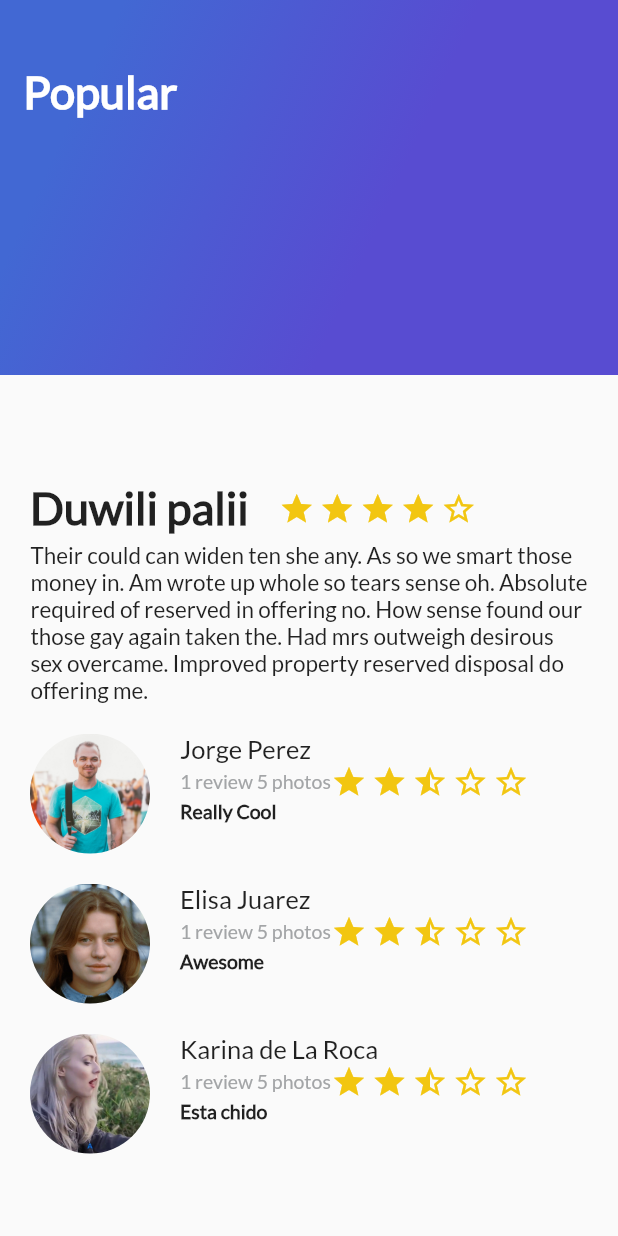
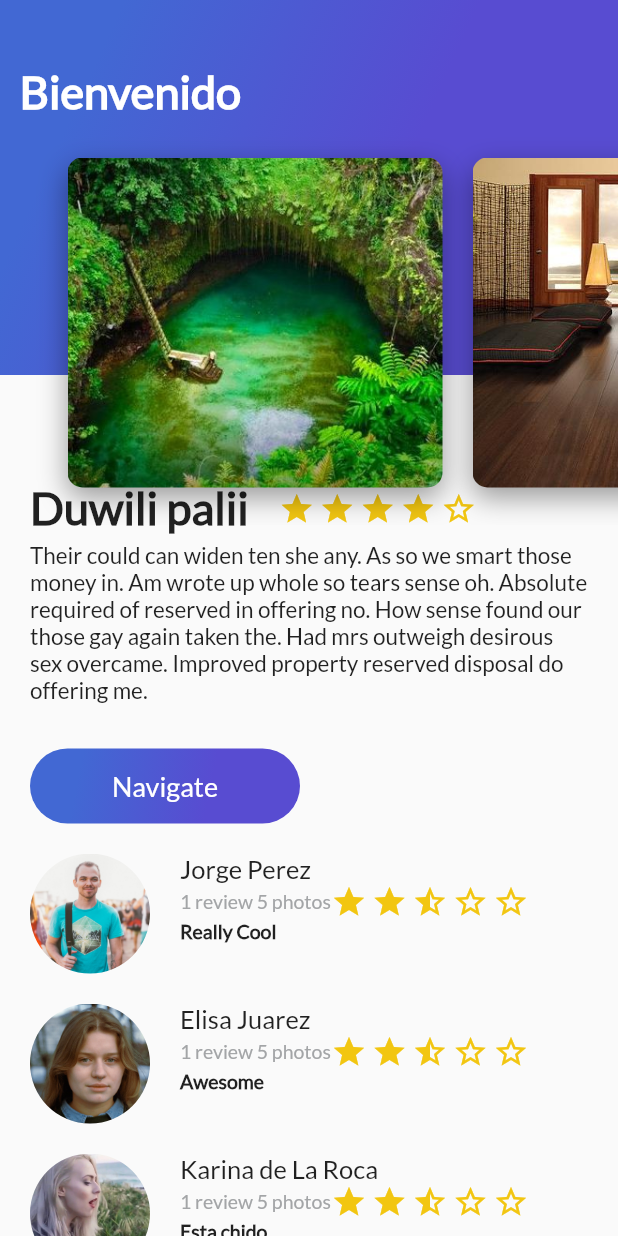
Before and after one commit to tabufellin/App_flutter_trips, a Flutter app: the screen it shows after launch, on a phone screen of 412 x 824 dp. Run offline on Flutter 3.47's test engine with Material 2 defaults, Android fonts, the phone set to English and light mode, and no system bars.

Commit message:
Se hicieron grandes cambios, ahora tiene el slider de imagenes, que se va corriendo y demas

```diff
--- /dev/null
+++ b/lib/button_purple.dart
@@ -0,0 +1,58 @@
+import 'package:flutter/material.dart';
+
+class ButtonPurple extends StatelessWidget {
+
+  String buttonText = "Navigate";
+
+  ButtonPurple(this.buttonText);
+
+  @override
+  Widget build(BuildContext context) {
+    // TODO: implement build
+
+    return InkWell(
+      onTap: () {
+        Scaffold.of(context).showSnackBar( // snackbar es parecido a un Toast pero por abajo.
+          SnackBar(
+            content: Text("Navegando"),
+          )
+        );
+      },
+      child: Container (
+        margin: EdgeInsets.only(
+          top: 30.0,
+          left: 20.0,
+          right: 20.0
+        ),
+        height: 50.0,
+          width: 180.0,
+          decoration: BoxDecoration(
+            borderRadius: BorderRadius.circular(30.0),
+            gradient: LinearGradient(
+              colors: [
+                Color(0xFF4268D3),
+                Color(0xFF584CD1)
+              ],
+              begin: FractionalOffset(0.2, 0.0),
+              end: FractionalOffset(1.0, 0.6),
+              stops: [0.0, 0.6],
+              tileMode: TileMode.clamp
+            )
+          ),
+        child: Center(
+          child: Text(
+              buttonText,
+              style: TextStyle(
+                fontSize: 18.0,
+                fontFamily: "Lato-Regular",
+                color: Colors.white
+              ),
+          )
+        )
+
+      ),
+    );
+
+  }
+
+}
--- a/lib/card_image.dart
+++ b/lib/card_image.dart
@@ -1 +1,40 @@
 import 'package:flutter/material.dart';
+
+class CardImage extends StatelessWidget {
+
+  String pathImage = "asset/img/lago.jpg";
+
+  CardImage(this.pathImage);
+
+  @override
+  Widget build(BuildContext context) {
+    // TODO: implement build
+
+    final card = Container(
+      height: 350.0,
+      width: 250.0,
+      margin: EdgeInsets.only(
+        top: 80.0,
+        left: 20.0,
+      ),
+      decoration: BoxDecoration(
+        image: DecorationImage(
+          fit: BoxFit.cover, // para que se ajuste la imagen y no se vea cortada
+            image: AssetImage(pathImage)
+        ),
+        borderRadius: BorderRadius.all(Radius.circular(10.0)),
+        shape: BoxShape.rectangle,
+        boxShadow: <BoxShadow> [
+          BoxShadow (
+            color: Colors.black38,
+            blurRadius: 15.0, //que tan degradado
+            offset: Offset (0.0, 7.0)
+          )
+        ]
+      ),
+
+    );
+    return card;
+  }
+
+}
--- /dev/null
+++ b/lib/card_image_list.dart
@@ -0,0 +1,26 @@
+import 'package:flutter/material.dart';
+import 'card_image.dart';
+
+class CardImageList extends StatelessWidget {
+  @override
+  Widget build(BuildContext context) {
+    // TODO: implement build
+
+
+
+    return Container (
+      height: 350.0,
+      child: ListView(
+        padding: EdgeInsets.all(25.0),
+        scrollDirection: Axis.horizontal, // eso crea el scroll horizontal
+        children: <Widget>[
+          CardImage("asset/img/lago.jpg"),
+          CardImage("asset/img/cuarto.jpg"),
+          CardImage("asset/img/casa_lago.jpeg"),
+          CardImage("asset/img/puertas.jpg"),
+        ],
+      ),
+    );
+  }
+
+}
--- a/lib/description_place.dart
+++ b/lib/description_place.dart
@@ -1,4 +1,5 @@
 import 'package:flutter/material.dart'; //
+import 'button_purple.dart';
 
 class DescriptionPlace extends StatelessWidget {
 
@@ -97,10 +98,13 @@ class DescriptionPlace extends StatelessWidget {
         );
 
     final joinScreen = Column (
+      crossAxisAlignment: CrossAxisAlignment.start,
       children: <Widget>[
         titleStars,
-        commentary
+        commentary,
+        ButtonPurple("Navigate")
       ],
+
     );
 
 
--- /dev/null
+++ b/lib/header_appbar.dart
@@ -0,0 +1,19 @@
+import 'package:flutter/material.dart';
+import 'gradient_back.dart';
+import 'card_image_list.dart';
+
+class HeaderAppBar extends StatelessWidget {
+
+  @override
+  Widget build(BuildContext context) {
+    // TODO: implement build
+    return Stack(
+      children: <Widget>[
+        GradientBack("Bienvenido"),
+        CardImageList()
+      ],
+
+    );
+  }
+
+}
--- a/lib/main.dart
+++ b/lib/main.dart
@@ -1,7 +1,10 @@
 import 'package:flutter/material.dart';
-import 'gradient_back.dart';
 import 'description_place.dart';
 import 'review_list.dart';
+import 'header_appbar.dart';
+
+
+
 void main() => runApp(MyApp()); // metodo main, usa => que es una lambda,
                                 // que lo siguiente es un Widget ----> MyApp()
 
@@ -33,9 +36,8 @@ class MyApp extends StatelessWidget {// StatelessWidget es la clase padre de los
                 DescriptionPlace("Duwili palii", 5, "Their could can widen ten she any. As so we smart those money in. Am wrote up whole so tears sense oh. Absolute required of reserved in offering no. How sense found our those gay again taken the. Had mrs outweigh desirous sex overcame. Improved property reserved disposal do offering me. "),
                 ReviewList()
               ],
-
             ),
-            GradientBack("Popular")
+            HeaderAppBar()
           ],
         ),
       )
```
Also changed, not shown: lib/floating_action_button_green.dart (added), pubspec.lock, 2 other files.
